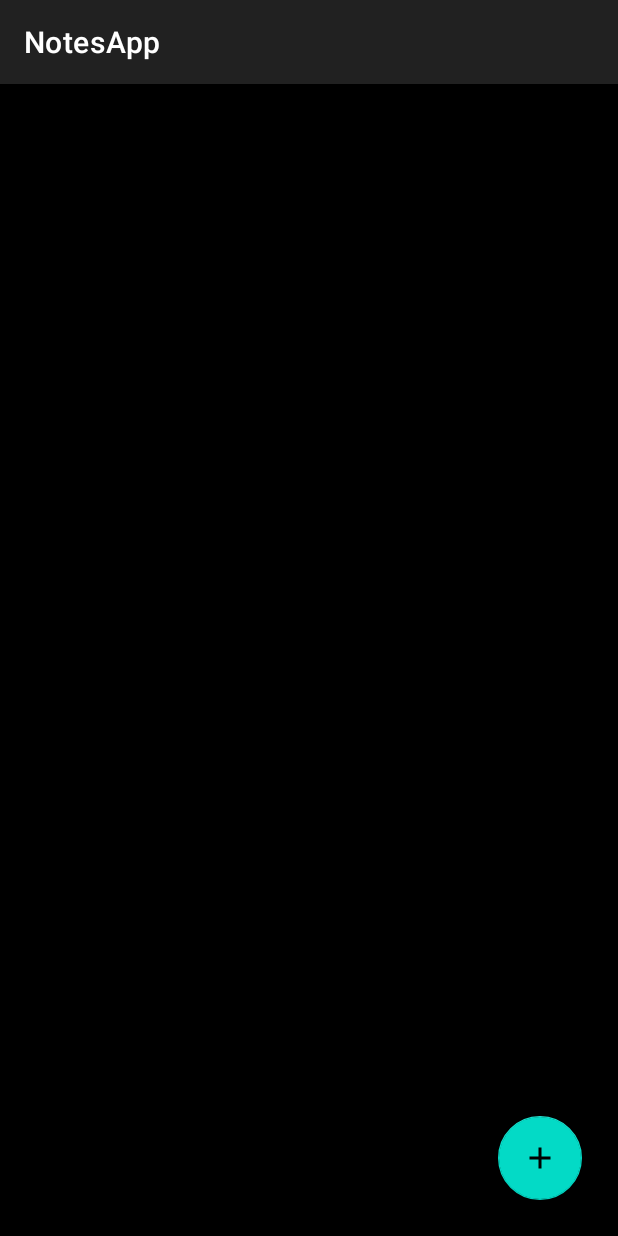
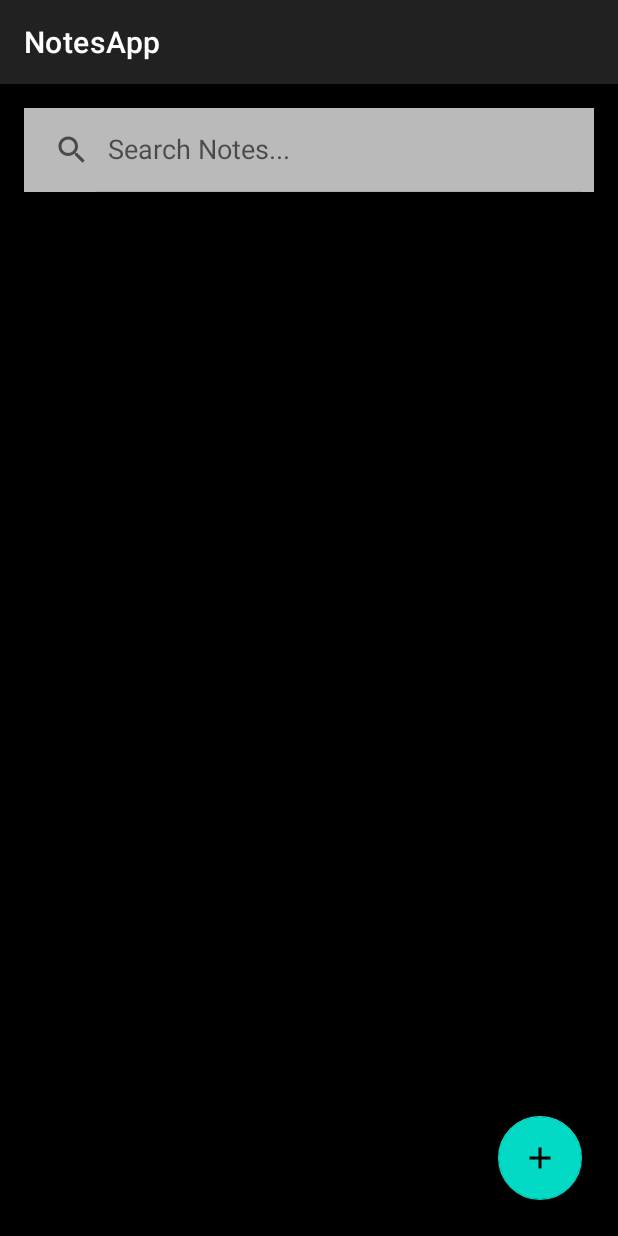
Before and after one commit to Daarkooo/Notes-App, an Android app: the screen it shows after launch (MainActivity), on a phone screen of 412 x 824 dp. Run offline under Robolectric (Android 15) with nearby library versions, the phone set to English and light mode, and no system bars; our stand-ins replace Room's generated code, navigation-ui.

```diff
--- a/app/src/main/java/com/example/notesapp/Adapters/NotesListAdpater.java
+++ b/app/src/main/java/com/example/notesapp/Adapters/NotesListAdpater.java
@@ -88,6 +88,11 @@ public class NotesListAdpater extends RecyclerView.Adapter<NotesViewHolder>{
     public int getItemCount() {
         return list.size();
     }
+
+    public void filterList(List<Notes> filteredList){
+        list = filteredList;
+        notifyDataSetChanged();
+    }
 }
 class NotesViewHolder extends RecyclerView.ViewHolder {
 
--- a/app/src/main/java/com/example/notesapp/Datebase/MainDAO.java
+++ b/app/src/main/java/com/example/notesapp/Datebase/MainDAO.java
@@ -23,4 +23,6 @@ public interface MainDAO {
     @Delete
     void delete(Notes notes);
 
+    @Query("UPDATE notes SET pinned = :pin WHERE ID = :id")
+    void pin(int id, boolean pin);
 }
--- a/app/src/main/res/layout/activity_main.xml
+++ b/app/src/main/res/layout/activity_main.xml
@@ -10,9 +10,20 @@
         android:background="@color/black"
         tools:context=".MainActivity">
 
+        <androidx.appcompat.widget.SearchView
+                android:id="@+id/searchView_home"
+                android:layout_alignParentTop="true"
+                android:layout_margin="16dp"
+                android:background="@color/grey"
+                app:queryHint="Search Notes..."
+                app:iconifiedByDefault="false"
+                android:layout_width="match_parent"
+                android:layout_height="?attr/actionBarSize"/>
+
         <androidx.recyclerview.widget.RecyclerView
                 android:id="@+id/recycler_home"
                 android:layout_margin="8dp"
+                android:layout_below="@id/searchView_home"
                 android:layout_width="match_parent"
                 android:layout_height="match_parent"/>
 
--- /dev/null
+++ b/app/src/main/res/menu/popup_menu.xml
@@ -0,0 +1,8 @@
+<?xml version="1.0" encoding="utf-8"?>
+<menu xmlns:android="http://schemas.android.com/apk/res/android">
+
+    <item android:id="@+id/pin"
+          android:title="Pin/Unpin"/>
+    <item android:id="@+id/delete"
+          android:title="Delete"/>
+</menu>
--- a/app/src/main/res/values/colors.xml
+++ b/app/src/main/res/values/colors.xml
@@ -2,8 +2,9 @@
 <resources>
     <color name="black">#FF000000</color>
     <color name="white">#FFFFFFFF</color>
-    <color name="dark_blue">#0A3D62</color>
+    <color name="dark_blue">#0F123B</color>
     <color name="red">#E44236</color>
+    <color name="grey">#BABABA</color>
 
     <color name="color1">#15A3DA</color>
     <color name="color2">#7A118C</color>
```
Also changed, not shown: app/src/main/java/com/example/notesapp/MainActivity.java (+82 -3 lines), app/src/main/java/com/example/notesapp/NotesTakerActivity.java (+14 -1 lines), app/src/main/res/menu/menu_main.xml (deleted, +0 -9 lines).
